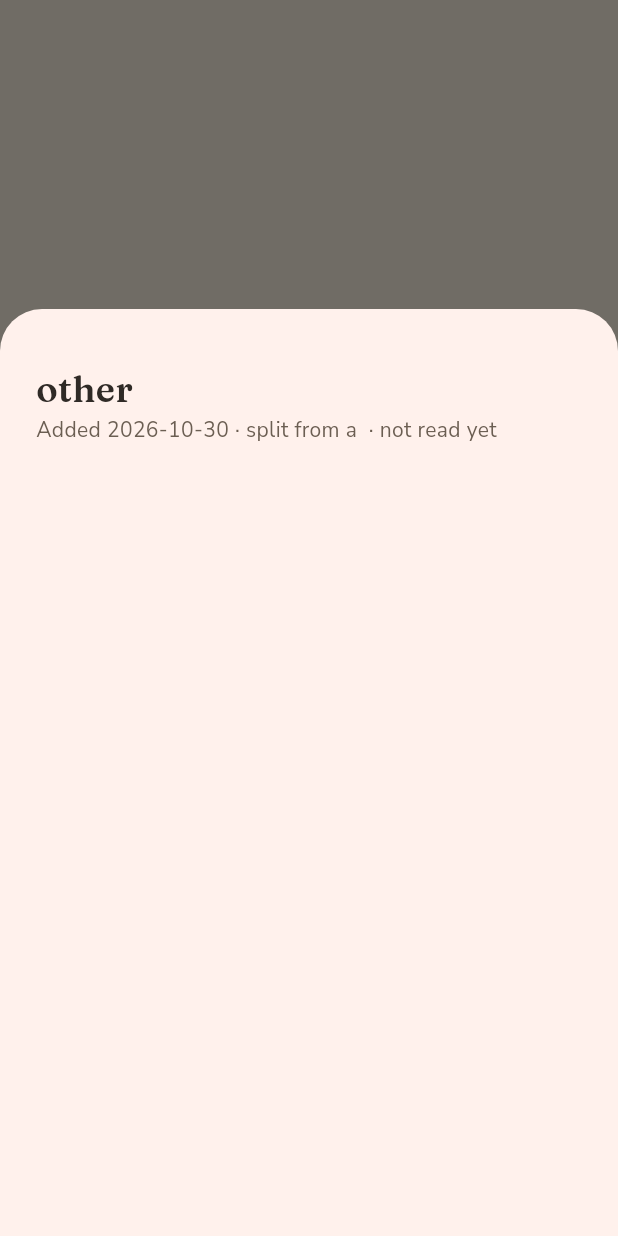
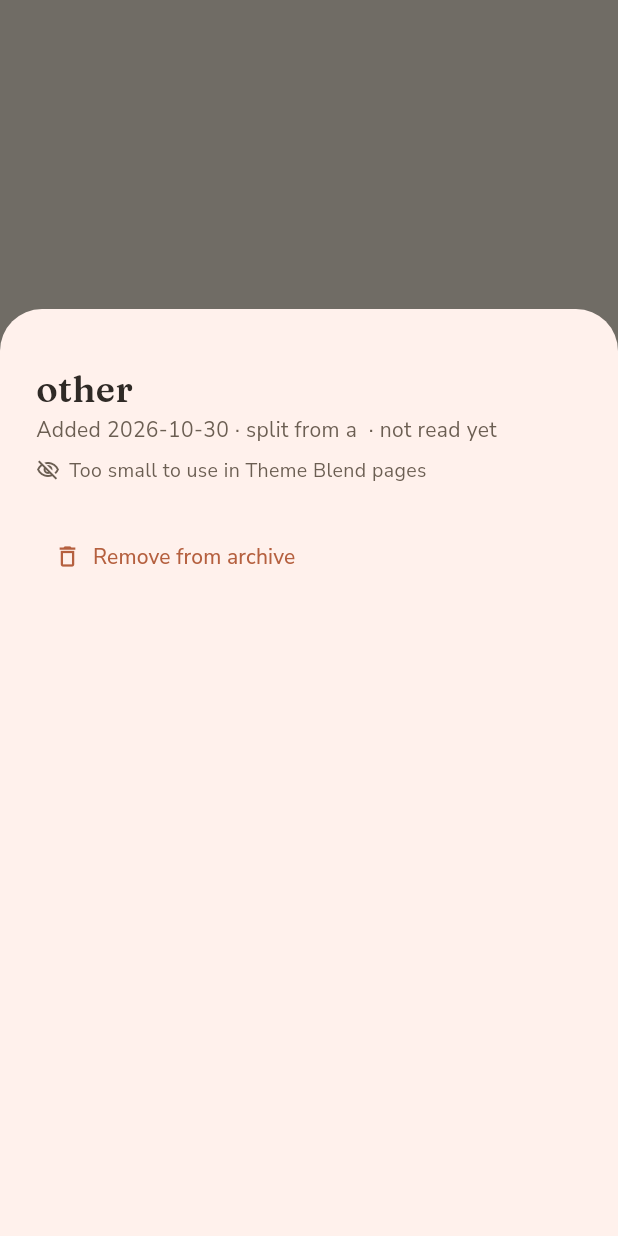
Before and after one commit to mgoblimar/Ephemera, a Flutter app: what showScrapDetail() shows on an empty page, opened directly with empty values, on a phone screen of 412 x 824 dp. Run offline on Flutter 3.47's test engine with Material 3 defaults, Android fonts, the phone set to English and light mode, and no system bars; our stand-ins replace flutter_riverpod, google_fonts, image_picker, share_plus; network calls fail.

Commit message:
feat: keep junk scraps away from the agent; remove scraps with undo
- Scrap.tooWeakForAgent: any scrap under 48 px, or a Split element under
  120x120 px or stretched past 4:1, is left out of Theme Blend's archive
  (falls back to everything if that leaves nothing)
- Scrap detail sheet notes "Too small to use in Theme Blend pages" and
  "made by AI", and offers Remove from archive
- ScrapRepository.remove / restore: the index entry goes, the PNG stays so
  existing journal pages still show it; the archive offers Undo

Co-Authored-By: Claude Opus 5.5 <noreply@anthropic.com>

```diff
--- a/app/lib/features/archive/archive_screen.dart
+++ b/app/lib/features/archive/archive_screen.dart
@@ -89,11 +89,32 @@ class _ArchiveScreenState extends ConsumerState<ArchiveScreen> {
               : ZeroWidthGuard(
                   child: ScrapWall(
                     scraps: shown,
-                    onTap: (s) => showScrapDetail(context, s),
+                    onTap: (s) =>
+                        showScrapDetail(context, s, onRemove: () => _remove(s)),
                   ),
                 ),
         ),
       ],
+    );
+  }
+
+  /// Removes a junk scrap, with a few seconds to change your mind.
+  Future<void> _remove(Scrap scrap) async {
+    final repository = await ref.read(scrapRepositoryProvider.future);
+    await repository.remove(scrap.id);
+    ref.invalidate(scrapsProvider);
+    if (!mounted) return;
+    ScaffoldMessenger.of(context).showSnackBar(
+      SnackBar(
+        content: Text('Removed the ${scrap.type} from your archive.'),
+        action: SnackBarAction(
+          label: 'Undo',
+          onPressed: () async {
+            await repository.restore(scrap);
+            ref.invalidate(scrapsProvider);
+          },
+        ),
+      ),
     );
   }
 
--- a/app/lib/features/archive/scrap_detail_sheet.dart
+++ b/app/lib/features/archive/scrap_detail_sheet.dart
@@ -7,7 +7,12 @@ import 'package:ephemera_ai/models/scrap.dart';
 import 'package:ephemera_ai/theme.dart';
 
 /// Everything known about one scrap: what Muse Spark read, where it came from.
-Future<void> showScrapDetail(BuildContext context, Scrap scrap) {
+/// [onRemove] adds a "Remove from archive" button (the sheet closes first).
+Future<void> showScrapDetail(
+  BuildContext context,
+  Scrap scrap, {
+  VoidCallback? onRemove,
+}) {
   return showModalBottomSheet<void>(
     context: context,
     isScrollControlled: true,
@@ -15,17 +20,25 @@ Future<void> showScrapDetail(BuildContext context, Scrap scrap) {
       expand: false,
       initialChildSize: 0.75,
       maxChildSize: 0.95,
-      builder: (context, controller) =>
-          _ScrapDetail(scrap: scrap, controller: controller),
+      builder: (context, controller) => _ScrapDetail(
+        scrap: scrap,
+        controller: controller,
+        onRemove: onRemove,
+      ),
     ),
   );
 }
 
 class _ScrapDetail extends StatelessWidget {
-  const _ScrapDetail({required this.scrap, required this.controller});
+  const _ScrapDetail({
+    required this.scrap,
+    required this.controller,
+    this.onRemove,
+  });
 
   final Scrap scrap;
   final ScrollController controller;
+  final VoidCallback? onRemove;
 
   @override
   Widget build(BuildContext context) {
@@ -48,10 +61,30 @@ class _ScrapDetail extends StatelessWidget {
             'Added ${added.year}-${_two(added.month)}-${_two(added.day)}',
             if (scrap.splitFromLabel != null)
               'split from a ${scrap.splitFromLabel}',
+            if (scrap.source == ScrapSource.generated) 'made by AI',
             if (!scrap.enriched) 'not read yet',
           ].join(' · '),
           style: TextStyle(color: tokens.inkSoft),
         ),
+        if (scrap.tooWeakForAgent) ...[
+          const SizedBox(height: 8),
+          Row(
+            children: [
+              Icon(
+                Icons.visibility_off_outlined,
+                size: 16,
+                color: tokens.inkSoft,
+              ),
+              const SizedBox(width: 6),
+              Expanded(
+                child: Text(
+                  'Too small to use in Theme Blend pages',
+                  style: TextStyle(color: tokens.inkSoft, fontSize: 13),
+                ),
+              ),
+            ],
+          ),
+        ],
         if (scrap.description.isNotEmpty) ...[
           const SizedBox(height: 12),
           Text(
@@ -108,6 +141,21 @@ class _ScrapDetail extends StatelessWidget {
             ],
           ),
         ],
+        if (onRemove != null) ...[
+          const SizedBox(height: 24),
+          Align(
+            alignment: Alignment.centerLeft,
+            child: TextButton.icon(
+              onPressed: () {
+                Navigator.pop(context);
+                onRemove!();
+              },
+              style: TextButton.styleFrom(foregroundColor: tokens.accent),
+              icon: const Icon(Icons.delete_outline),
+              label: const Text('Remove from archive'),
+            ),
+          ),
+        ],
       ],
     );
   }
--- a/app/lib/features/blend/theme_blend_screen.dart
+++ b/app/lib/features/blend/theme_blend_screen.dart
@@ -88,7 +88,7 @@ class _ThemeBlendScreenState extends ConsumerState<ThemeBlendScreen> {
     try {
       final plan = await ref
           .read(proxyClientProvider)
-          .agentPlan(theme: theme, archive: archive);
+          .agentPlan(theme: theme, archive: _offeredToAgent(archive));
       if (!mounted) return;
       setState(() {
         _plan = plan;
@@ -104,6 +104,13 @@ class _ThemeBlendScreenState extends ConsumerState<ThemeBlendScreen> {
       _ticker?.cancel();
       if (mounted) setState(() => _planning = false);
     }
+  }
+
+  /// Leaves out slivers and specks that would look broken on a page, unless
+  /// that would leave the agent nothing to work with.
+  static List<Scrap> _offeredToAgent(List<Scrap> archive) {
+    final usable = archive.where((s) => !s.tooWeakForAgent).toList();
+    return usable.isEmpty ? archive : usable;
   }
 
   Future<void> _build(BlendPlan plan, Map<String, Scrap> byId) async {
--- a/app/lib/models/scrap.dart
+++ b/app/lib/models/scrap.dart
@@ -1,3 +1,12 @@
+import 'dart:math' as math;
+
+/// Scraps smaller than this (px, shorter side) are never offered to the agent.
+const minAgentSide = 48;
+
+/// Split elements also need this much area (px) and at most this stretch.
+const minAgentElementArea = 120 * 120;
+const maxAgentElementStretch = 4.0;
+
 enum ScrapSource { capture, imported, generated }
 
 /// One cut-out piece of ephemera in the archive. Immutable; use [copyWith].
@@ -47,6 +56,17 @@ class Scrap {
   final String? parentScrapId;
 
   bool get isSplitElement => splitFromLabel != null;
+
+  /// Too small or thin to look good on a page (side text, specks of a badge),
+  /// so Theme Blend isn't offered it. Whole pieces only need to be readable.
+  bool get tooWeakForAgent {
+    final short = math.min(width, height);
+    final long = math.max(width, height);
+    if (short < minAgentSide) return true;
+    if (!isSplitElement) return false;
+    return width * height < minAgentElementArea ||
+        long / short > maxAgentElementStretch;
+  }
 
   Scrap copyWith({
     String? type,
```
Also changed, not shown: app/lib/data/scrap_repository.dart (+23 -0 lines), 4 other files.
